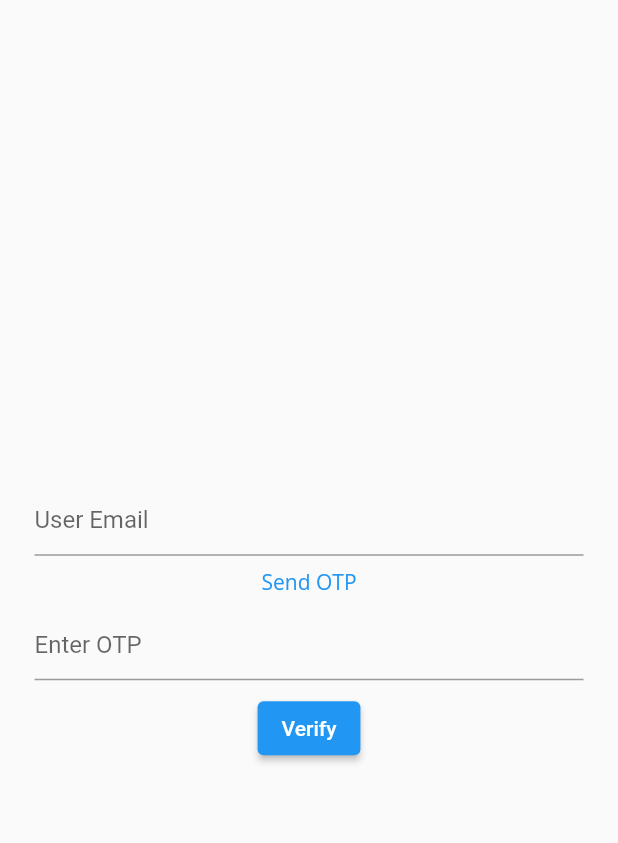
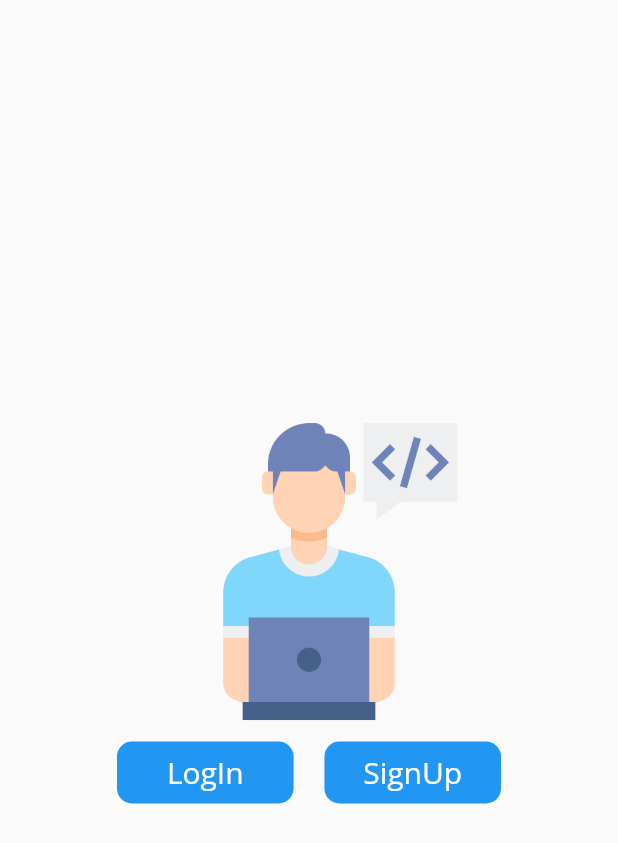
Before and after one commit to bhumika-kalaru/ark, a Flutter app: the screen it shows after launch, on a phone screen of 412 x 824 dp. Shown: the top 843 px of the screen. Run offline on Flutter 3.47's test engine with Material 2 defaults, Android fonts, the phone set to English and light mode, and no system bars; our stand-ins replace animated_splash_screen, file_picker, firebase_auth, firebase_core, geolocator, google_fonts and 1 more; missing offline and left inert: email_otp; accounts and stored records are empty.

Commit message:
HomeScreen

```diff
--- /dev/null
+++ b/lib/homePage.dart
@@ -0,0 +1,87 @@
+import 'package:ark/logIn.dart';
+import 'package:ark/verify.dart';
+import 'package:flutter/cupertino.dart';
+import 'package:flutter/material.dart';
+import 'package:flutter/src/widgets/framework.dart';
+import 'package:flutter/src/widgets/container.dart';
+import 'package:google_fonts/google_fonts.dart';
+import 'package:matcher/matcher.dart';
+import 'constants.dart';
+
+class HomePage extends StatefulWidget {
+  const HomePage({super.key});
+
+  @override
+  State<HomePage> createState() => _HomePageState();
+}
+
+class _HomePageState extends State<HomePage> {
+  @override
+  Widget build(BuildContext context) {
+    double h = MediaQuery.of(context).size.height,
+        w = MediaQuery.of(context).size.width;
+    return Scaffold(
+      body: Center(
+        child: Container(
+          // padding: EdgeInsets.symmetric(vertical: h / 40, horizontal: w / 20),
+          child: Column(
+            mainAxisAlignment: MainAxisAlignment.center,
+            crossAxisAlignment: CrossAxisAlignment.center,
+            children: [
+              Container(
+                // padding: EdgeInsets.symmetric(horizontal: double.infinity),
+                child: Image.asset(
+                  'images/programmer.png',
+                  height: h / 4,
+                ),
+              ),
+              Row(
+                mainAxisAlignment: MainAxisAlignment.center,
+                children: [
+                  Button(h: h, w: w, txt: "LogIn", path: (LogIn())),
+                  Button(h: h, w: w, txt: "SignUp", path: (Verify())),
+                ],
+              )
+            ],
+          ),
+        ),
+      ),
+    );
+  }
+}
+
+class Button extends StatelessWidget {
+  Button({
+    Key? key,
+    required this.h,
+    required this.w,
+    required this.txt,
+    required this.path,
+  });
+
+  final double h;
+  final double w;
+  final String txt;
+  Widget path;
+
+  @override
+  Widget build(BuildContext context) {
+    return GestureDetector(
+      child: Container(
+          margin: EdgeInsets.symmetric(vertical: h / 80, horizontal: w / 40),
+          height: h / 20,
+          width: w / 3.5,
+          decoration: BoxDecoration(
+              color: blue, borderRadius: BorderRadius.circular(10)),
+          child: Center(
+            child: Text(
+              txt,
+              style: GoogleFonts.openSans(color: white, fontSize: 20),
+            ),
+          )),
+      onTap: (() {
+        Navigator.push(context, MaterialPageRoute(builder: (context) => path));
+      }),
+    );
+  }
+}
--- a/lib/logIn.dart
+++ b/lib/logIn.dart
@@ -1,4 +1,4 @@
-import 'package:ark/homePage.dart';
+import 'package:ark/mainScreen.dart';
 import 'package:ark/signIn.dart';
 import 'package:flutter/material.dart';
 import 'package:firebase_auth/firebase_auth.dart';
--- a/lib/main.dart
+++ b/lib/main.dart
@@ -1,4 +1,5 @@
 import 'package:ark/homePage.dart';
+import 'package:ark/mainScreen.dart';
 import 'package:ark/location.dart';
 import 'package:ark/logIn.dart';
 import 'package:ark/pickFile.dart';
@@ -43,10 +44,9 @@ class _splashState extends State<splash> {
   Widget build(BuildContext context) {
     return AnimatedSplashScreen(
       splash: 'images/exam.png',
-      nextScreen: Verify(),
+      nextScreen: HomePage(),
       splashTransition: SplashTransition.rotationTransition,
-      // pageTransitionType: PageTransitionType.scale,
-      duration: 5000,
+      duration: 3000,
     );
   }
 }
--- a/lib/signIn.dart
+++ b/lib/signIn.dart
@@ -1,4 +1,4 @@
-import 'package:ark/homePage.dart';
+import 'package:ark/mainScreen.dart';
 import 'package:ark/signUp.dart';
 import 'package:ark/verify.dart';
 import 'package:google_fonts/google_fonts.dart';
@@ -28,7 +28,10 @@ class _SignInState extends State<SignIn> {
     double h = MediaQuery.of(context).size.height,
         w = MediaQuery.of(context).size.width;
     return Scaffold(
-      appBar: AppBar(title: Text("Sign in screen")),
+      appBar: AppBar(
+        title: Text("Sign in screen"),
+        centerTitle: true,
+      ),
       body: Column(
         mainAxisAlignment: MainAxisAlignment.center,
         crossAxisAlignment: CrossAxisAlignment.center,
--- a/lib/signUp.dart
+++ b/lib/signUp.dart
@@ -1,4 +1,4 @@
-import 'package:ark/homePage.dart';
+import 'package:ark/mainScreen.dart';
 import 'package:ark/signIn.dart';
 import 'package:google_fonts/google_fonts.dart';
 import 'package:firebase_auth/firebase_auth.dart';
--- a/lib/verify.dart
+++ b/lib/verify.dart
@@ -19,6 +19,10 @@ class _VerifyState extends State<Verify> {
   @override
   Widget build(BuildContext context) {
     return Scaffold(
+      appBar: AppBar(
+        title: Text("Email Verification"),
+        centerTitle: true,
+      ),
       body: Container(
         child: Padding(
           padding: const EdgeInsets.all(15),
```
Also changed, not shown: images/ScreenIcon.png (deleted), images/programmer.png (added).
